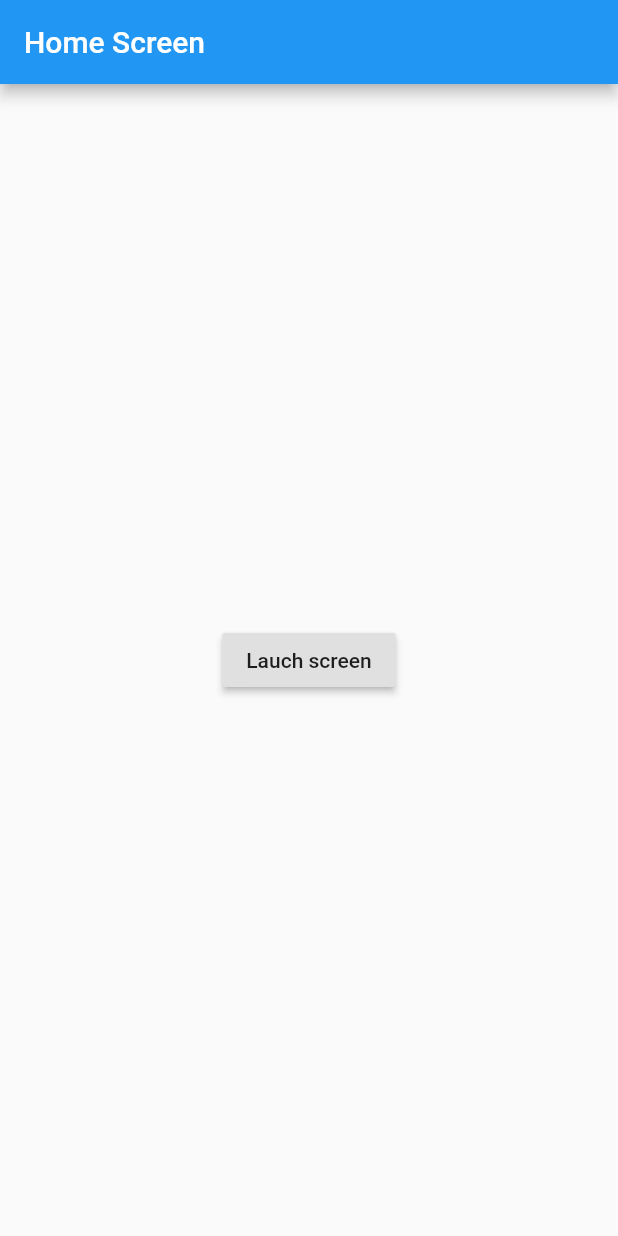
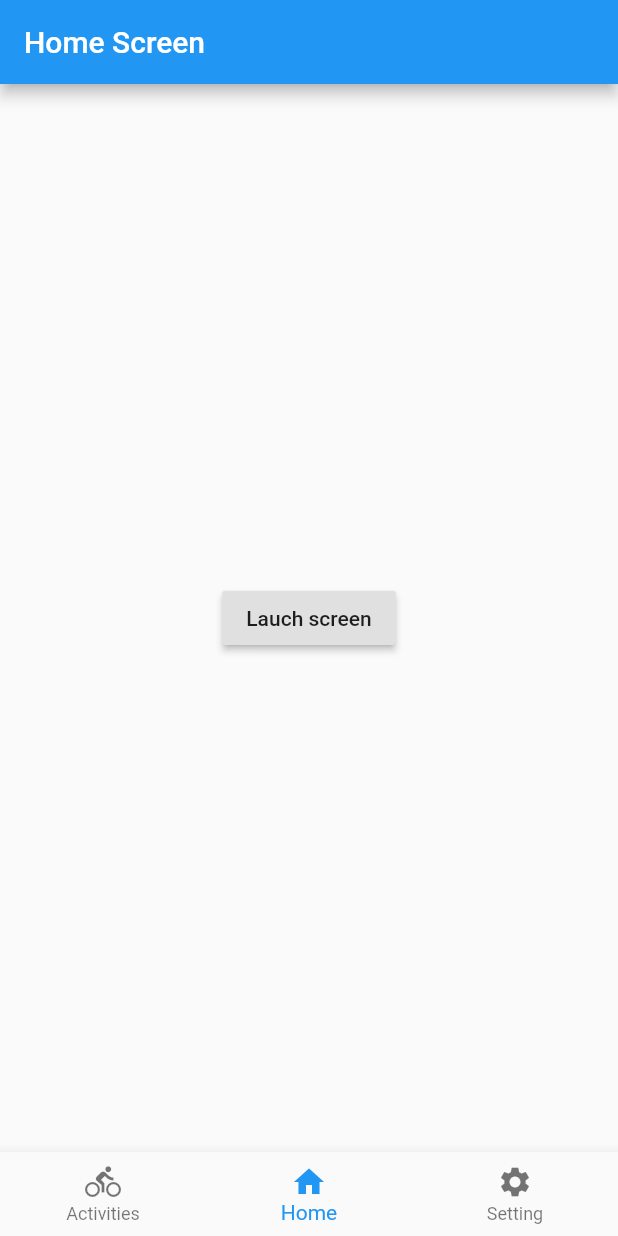
Before and after one commit to lilag-dawg/OSS_APP, a Flutter app: the screen it shows after launch, on a phone screen of 412 x 824 dp. Run offline on Flutter 3.47's test engine with Material 2 defaults, Android fonts, the phone set to English and light mode, and no system bars.

Commit message:
OSS-158: added navigation bar + basic app pages structure

```diff
--- a/lib/main.dart
+++ b/lib/main.dart
@@ -1,11 +1,9 @@
 import 'package:flutter/material.dart';
 
-import './homepage.dart';
-import './loginpage.dart';
+
+import './navigationbar.dart';
 
 
-import 'constants.dart' as Constants;
-// Pour utiliser constants => Constants.appWidth
 
 
 void main() => runApp(MyApp());
@@ -17,11 +15,7 @@ class MyApp extends StatelessWidget {
   Widget build(BuildContext context) {
     return MaterialApp(
       title:"testing routes",
-      initialRoute: "/",
-      routes: {
-        "/" : (context) => HomeScreen(),
-        "/login" : (context) => LoginScreen(),
-      },
+      home: MyNavigationBar(),
 
   );
   }
--- /dev/null
+++ b/lib/navigationbar.dart
@@ -0,0 +1,52 @@
+import 'package:flutter/material.dart';
+
+import './activitiespage.dart';
+import './homepage.dart';
+import './settingspage.dart';
+
+class MyNavigationBar extends StatefulWidget {
+  @override
+  _MyNavigationBarState createState() => _MyNavigationBarState();
+}
+
+class _MyNavigationBarState extends State<MyNavigationBar> {
+
+  int _selectedIndex = 1;
+  final List<Widget> _children =[
+    ActivitiesScreen(),
+    HomeScreen(),
+    SettingScreen()
+  ];
+
+  void _onItemTapped(int index) {
+    setState(() {
+      _selectedIndex = index;
+    });
+  }
+
+  @override
+  Widget build(BuildContext context) {
+    return Scaffold(
+      body:_children[_selectedIndex],
+      bottomNavigationBar: BottomNavigationBar(
+        onTap: _onItemTapped,
+        currentIndex: _selectedIndex,
+        items:[
+          BottomNavigationBarItem(
+            icon: Icon(Icons.directions_bike),
+            title: Text("Activities")
+          ),
+           BottomNavigationBarItem(
+            icon: Icon(Icons.home),
+            title: Text("Home")
+          ),
+          BottomNavigationBarItem(
+            icon: Icon(Icons.settings),
+            title: Text("Setting")
+          ),
+      ]
+      ),
+
+    );
+  }
+}
```
Also changed, not shown: lib/activitiespage.dart (added, +14 -0 lines), lib/homepage.dart (+7 -2 lines), lib/settingspage.dart (added, +14 -0 lines), lib/specificationpage.dart (added, +14 -0 lines), lib/statisticspage.dart (added, +14 -0 lines).
